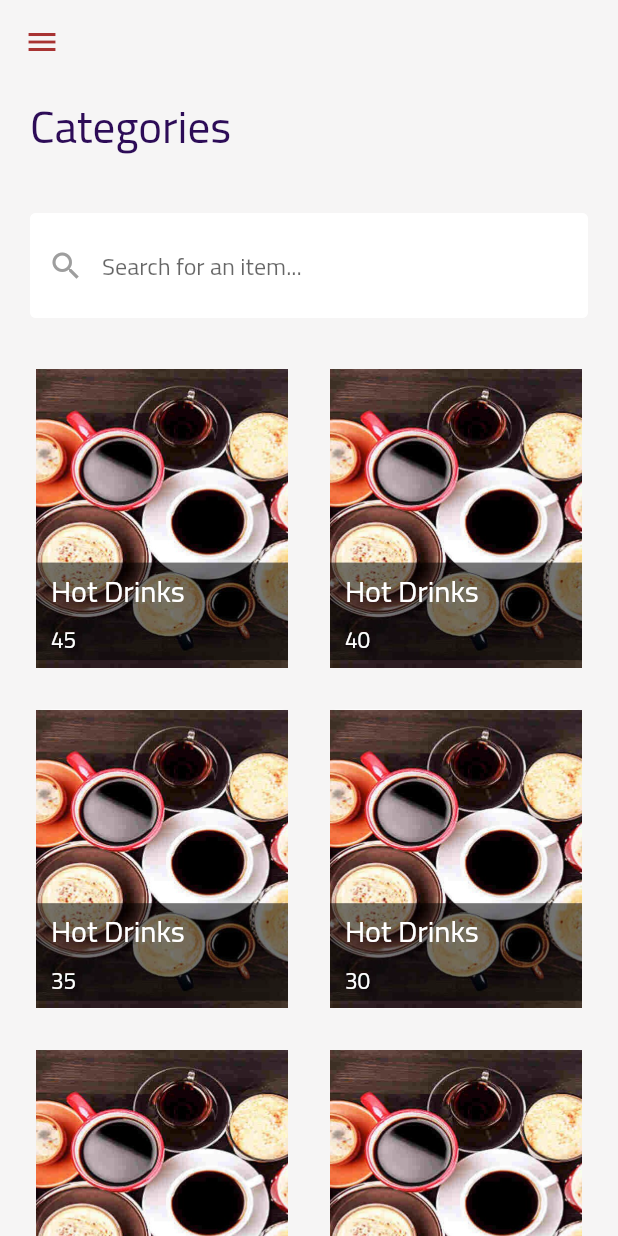
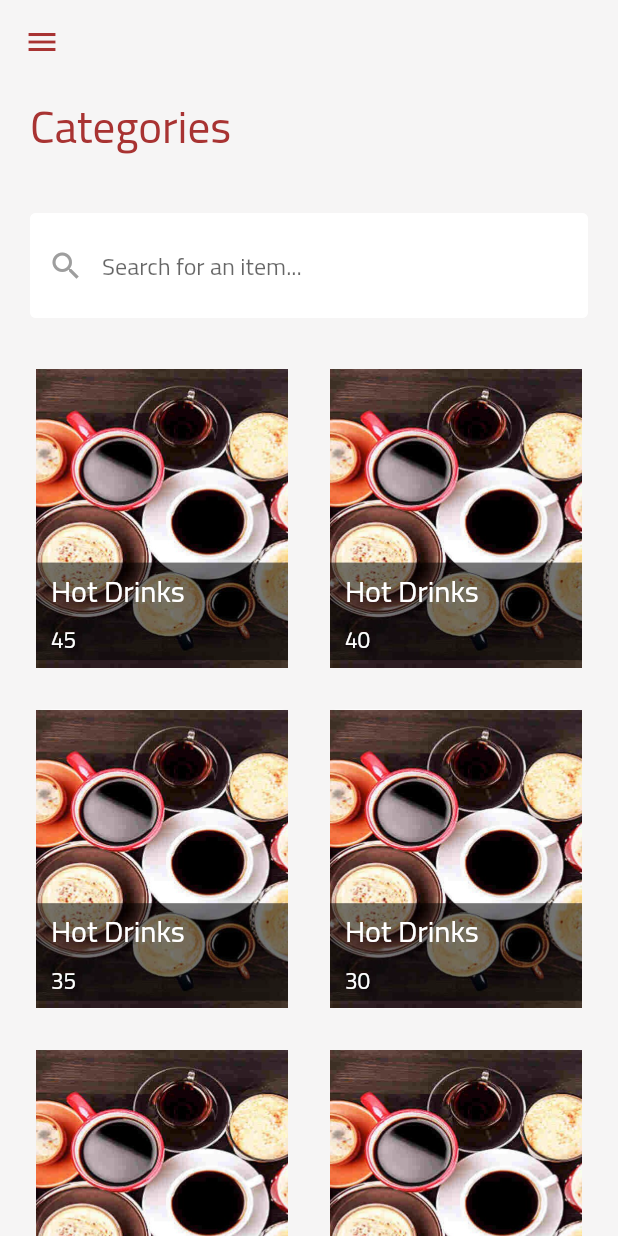
Before and after one commit to MK-Programer/miu_buffet, a Flutter app: the screen it shows after launch, on a phone screen of 412 x 824 dp. Run offline on Flutter 3.47's test engine with Material 2 defaults, Android fonts, the phone set to English and light mode, and no system bars.

Commit message:
edit in colors

```diff
--- a/lib/screens/home.dart
+++ b/lib/screens/home.dart
@@ -37,7 +37,7 @@ class Home extends StatelessWidget {
                       style: TextStyle(
                         fontFamily: 'Cairo',
                         fontSize: 30.0,
-                        color: Color(0XFF2D0C57),
+                        color: Color(0xFFA83332),
                       ),
                     ),
                     Container(
```
